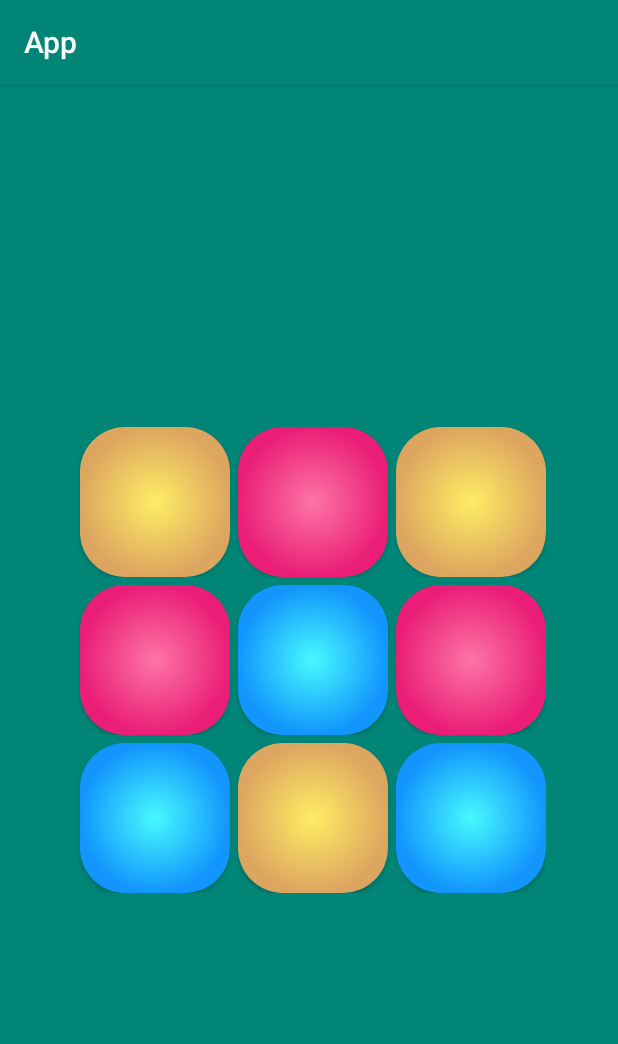
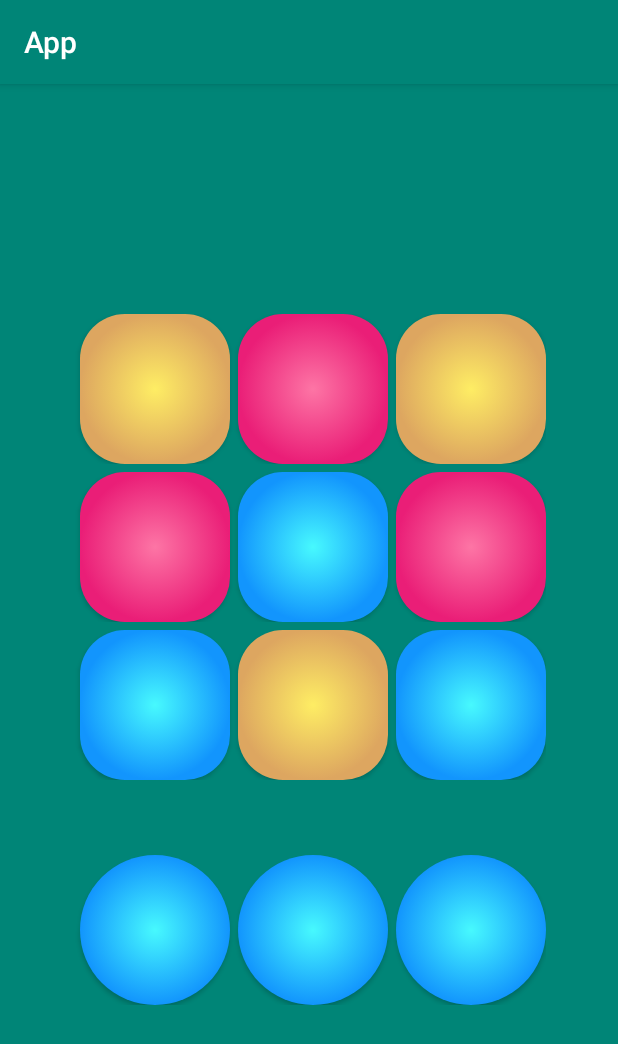
Before and after one commit to Pimpek900/Menu, an Android app: the DrumPad screen opened directly, with no data from a screen before it, on a phone screen of 412 x 824 dp. Shown: the top 1044 px of the screen. Run offline under Robolectric (Android 15) with nearby library versions, the light colour scheme and no system bars.

Commit message:
hehe działa

```diff
--- /dev/null
+++ b/App/app/src/main/res/drawable/action_button.xml
@@ -0,0 +1,24 @@
+<?xml version="1.0" encoding="utf-8"?>
+<selector xmlns:android="http://schemas.android.com/apk/res/android">
+    <item android:state_pressed="false">
+        <shape android:shape="oval">
+            <gradient android:startColor="@color/bluestartcolor"
+                android:endColor="@color/blueendcolor"
+                android:type="radial"
+                android:angle="90"
+                android:gradientRadius="50dp"></gradient>
+            <corners android:radius="30dp"></corners>
+        </shape>
+
+    </item>
+    <item android:state_pressed="true">
+        <shape android:shape="oval">
+            <gradient android:startColor="@color/bluestartcolor"
+                android:endColor="@color/blueendcolor"
+                android:type="radial"
+                android:angle="90"
+                android:gradientRadius="50dp"></gradient>
+            <corners android:radius="30dp"></corners>
+        </shape>
+    </item>
+</selector>
--- a/App/app/src/main/res/layout/activity_drum_pad.xml
+++ b/App/app/src/main/res/layout/activity_drum_pad.xml
@@ -12,6 +12,7 @@
 
     <LinearLayout
         android:layout_width="wrap_content"
+
         android:layout_height="wrap_content"
         android:orientation="horizontal">
         <Button
@@ -88,4 +89,35 @@
 
     </LinearLayout>
 
+    <LinearLayout
+        android:layout_width="wrap_content"
+        android:layout_height="wrap_content"
+        android:layout_marginTop="50dp"
+        android:orientation="horizontal">
+        <Button
+            android:onClick="onClick"
+            android:id="@+id/pause"
+            android:layout_marginLeft="5dp"
+            android:layout_width="100dp"
+
+            android:background="@drawable/action_button"
+            android:layout_height="100dp" />
+        <Button
+            android:onClick="onClick"
+            android:layout_marginLeft="5dp"
+            android:id="@+id/start"
+            android:layout_width="100dp"
+            android:background="@drawable/action_button"
+            android:layout_height="100dp" />
+        <Button
+            android:onClick="onClick"
+            android:layout_marginLeft="5dp"
+            android:id="@+id/stop"
+            android:layout_width="100dp"
+            android:background="@drawable/action_button"
+            android:layout_height="100dp" />
+
+
+    </LinearLayout>
+
 </LinearLayout>
```
Also changed, not shown: App/app/src/main/java/com/example/app/DrumPad.java (+33 -9 lines), 1 other file.
